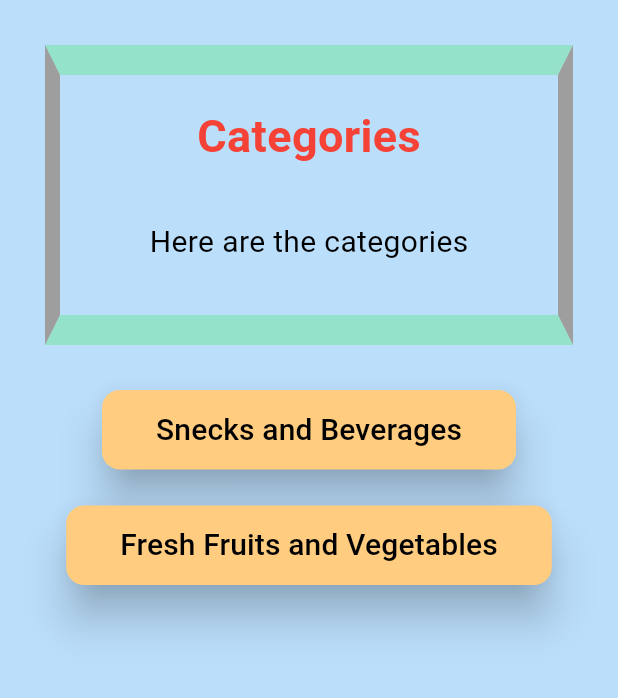
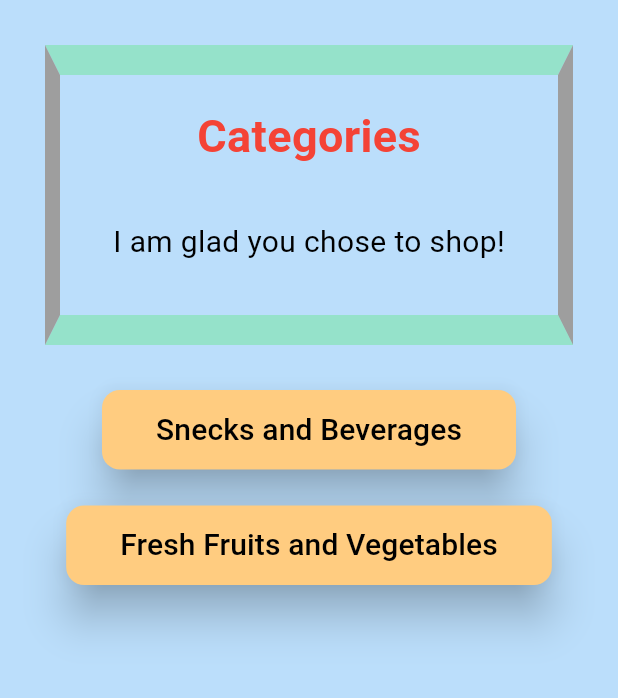
Before and after one commit to VicAy007/percipio_practice_v3, a Flutter app: the screen it shows after launch, after a tap on "Shop Now !", on a phone screen of 412 x 824 dp, the part 84-782 px from its top. Run offline on Flutter 3.47's test engine with Material 3 defaults, Android fonts, the phone set to English and light mode, and no system bars; our stand-ins replace material_ui; network calls fail.

Commit message:
Association des classe fresh et snack dans products.dart

```diff
--- a/lib/main.dart
+++ b/lib/main.dart
@@ -18,9 +18,7 @@ class MyApp extends StatelessWidget {
         '/': (context) => const MyHomePage(),
         '/home': (context) => const MyHomePage(),
         '/categories': (context) => const MyCategoriesPage(),
-        '/snacks_beverages': (context) => const SnacksAndBeveragesProducts(),
-        '/fruits_vegetables': (context) =>
-            const FreshFruitsAndVegetablesProducts(),
+        '/products': (context) => const Products(),
       },
       title: 'Insta Store',
     );
--- a/lib/screens/categories.dart
+++ b/lib/screens/categories.dart
@@ -1,11 +1,11 @@
 import 'package:material_ui/material_ui.dart';
-import 'package:percipio_practice_3/screens/products.dart';
 
 class MyCategoriesPage extends StatelessWidget {
   const new({super.key});
 
   @override
   Widget build(BuildContext context) {
+    var arguments = ModalRoute.of(context)?.settings.arguments as Map;
     return Scaffold(
       backgroundColor: Colors.blue[100],
       appBar: AppBar(
@@ -32,8 +32,8 @@ class MyCategoriesPage extends StatelessWidget {
             ),
             child: Column(
               mainAxisAlignment: MainAxisAlignment.spaceEvenly,
-              children: const [
-                Text(
+              children: [
+                const Text(
                   'Categories',
                   style: TextStyle(
                     fontSize: 30,
@@ -44,7 +44,7 @@ class MyCategoriesPage extends StatelessWidget {
                 Padding(
                   padding: EdgeInsets.all(15),
                   child: Text(
-                    'Here are the categories',
+                    '${arguments['Subtitle']}',
                     style: TextStyle(fontSize: 20, color: Colors.black),
                   ),
                 ),
@@ -60,7 +60,11 @@ class MyCategoriesPage extends StatelessWidget {
               backgroundColor: Colors.orange[200],
             ),
             onPressed: () {
-              Navigator.pushNamed(context, '/snacks_beverages');
+              Navigator.pushNamed(
+                context,
+                '/products',
+                arguments: {'category': 'snacks_beverages'},
+              );
             },
             child: const Padding(
               padding: EdgeInsets.all(12.0),
@@ -80,7 +84,11 @@ class MyCategoriesPage extends StatelessWidget {
               backgroundColor: Colors.orange[200],
             ),
             onPressed: () {
-              Navigator.pushNamed(context, '/fruits_vegetables');
+              Navigator.pushNamed(
+                context,
+                '/products',
+                arguments: {'category': 'fruits_vegetables'},
+              );
             },
             child: const Padding(
               padding: EdgeInsets.all(12.0),
--- a/lib/screens/home.dart
+++ b/lib/screens/home.dart
@@ -1,7 +1,7 @@
 import 'package:material_ui/material_ui.dart';
 
 class MyHomePage extends StatelessWidget {
-  const new({super.key});
+  const MyHomePage({super.key});
 
   @override
   Widget build(BuildContext context) {
@@ -55,7 +55,11 @@ class MyHomePage extends StatelessWidget {
               backgroundColor: Colors.orange[900],
             ),
             onPressed: () {
-              Navigator.pushNamed(context, '/categories');
+              Navigator.pushNamed(
+                context,
+                '/categories',
+                arguments: {'Subtitle': 'I am glad you chose to shop!'},
+              );
             },
 
             child: const Padding(
```
Also changed, not shown: lib/screens/products.dart (+27 -83 lines).
